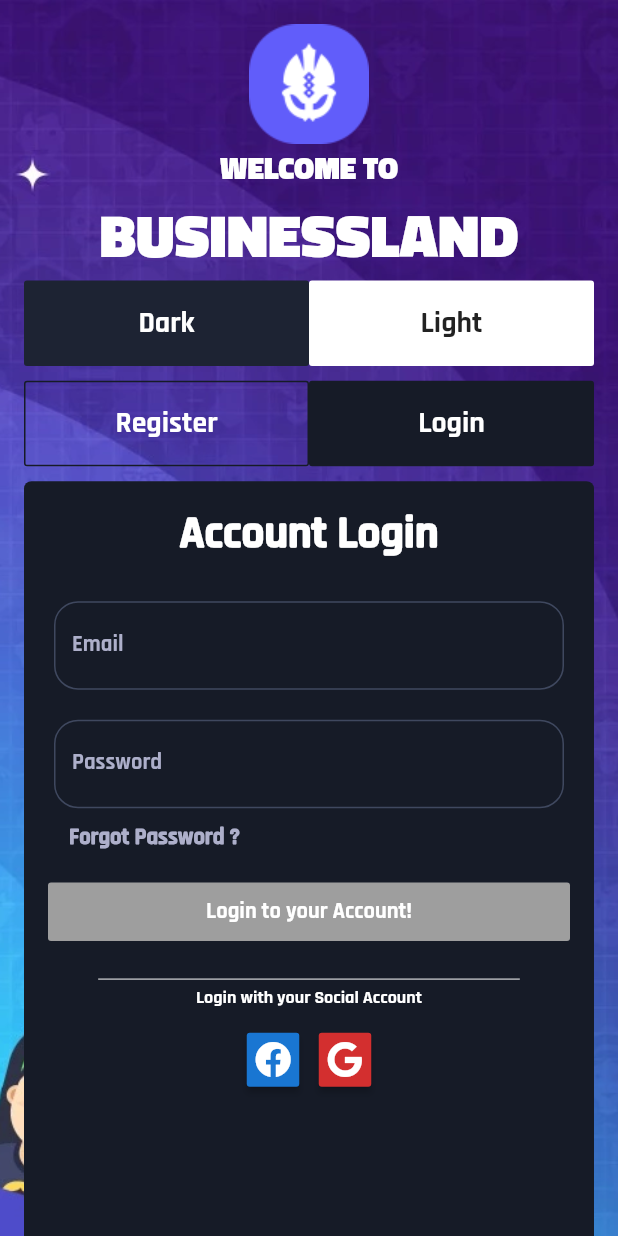
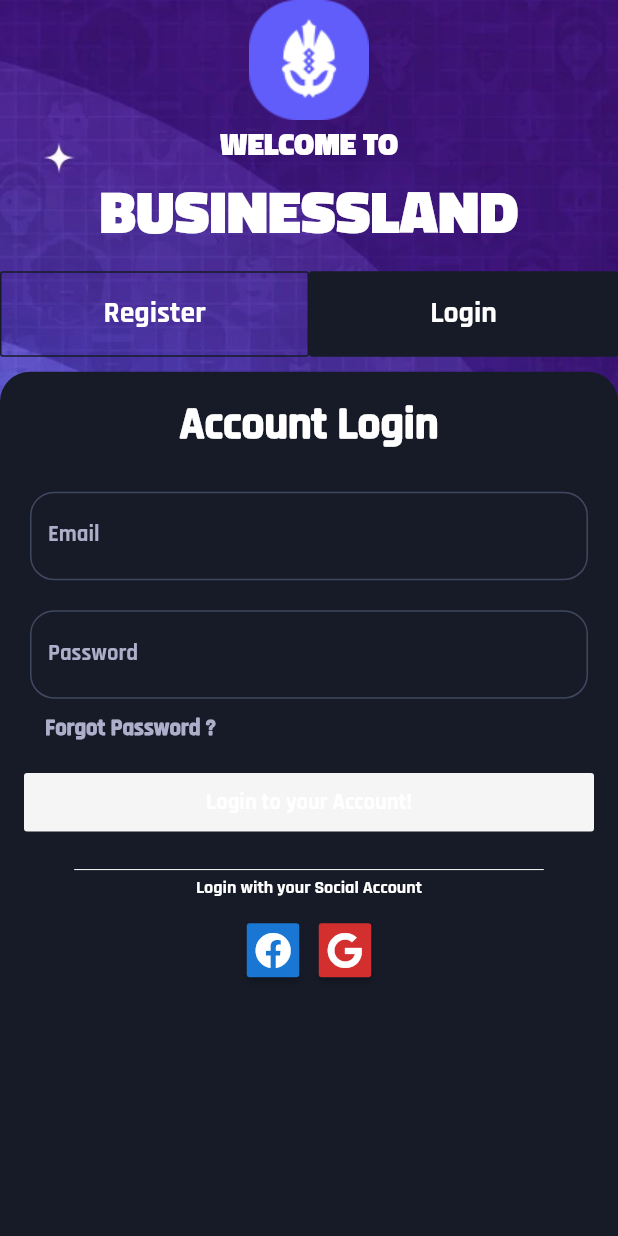
Before and after one commit to AhmedGrati/BusinessLandMobileApp, a Flutter app: the screen it shows after launch, on a phone screen of 412 x 824 dp. Run offline on Flutter 3.47's test engine with Material 2 defaults, Android fonts, the phone set to English and light mode, and no system bars; our stand-ins replace device_preview, flutter_signin_button, flutter_switch, fluttertoast, font_awesome_flutter, get_it and 2 more; generated files the repository leaves out were written again; statements that could not run were skipped.

```diff
--- a/lib/screens/auth_screen/auth_screen.dart
+++ b/lib/screens/auth_screen/auth_screen.dart
@@ -51,7 +51,7 @@ class _AuthScreenState extends State<AuthScreen>
           body: SafeArea(
             child: SingleChildScrollView(
                 child: Container(
-                  padding: EdgeInsets.all(16),
+
                   width: MediaQuery
                       .of(context)
                       .size
@@ -86,54 +86,54 @@ class _AuthScreenState extends State<AuthScreen>
                             fontSize: 40
                         ),
                       ),
-                      Row(
-                        mainAxisAlignment: MainAxisAlignment.center,
-                        children: <Widget>[
-                          Expanded(
-                            child: Container(
-                              child: FlatButton(
-                                onPressed: () {
-                                  modeBlock.mode = Mode.dark;
-                                },
-                                color: Color(0xff1D2333),
-                                child: Padding(
-                                  padding: const EdgeInsets.all(16.0),
-                                  child: Text(
-                                    'Dark',
-                                    style: TextStyle(
-                                      fontFamily: 'Rajdhani',
-                                        color: Colors.white,
-                                        fontSize: defaultSize*2,
-                                        fontWeight: FontWeight.bold
-                                    ),
-                                  ),
-                                ),
-                              ),
-                            ),
-                          ),
-                          Expanded(
-                            child: Container(
-                              child: FlatButton(
-                                onPressed: () {
-                                  modeBlock.mode = Mode.light;
-                                },
-                                color: Color(0xffffffff),
-                                child: Padding(
-                                  padding: const EdgeInsets.all(16.0),
-                                  child: Text(
-                                    'Light',
-                                    style: TextStyle(
-                                        fontFamily: 'Rajdhani',
-                                        fontWeight: FontWeight.bold,
-                                        fontSize: defaultSize*2
-                                    ),
-                                  ),
-                                ),
-                              ),
-                            ),
-                          ),
-                        ],
-                      ),
+//                      Row(
+//                        mainAxisAlignment: MainAxisAlignment.center,
+//                        children: <Widget>[
+//                          Expanded(
+//                            child: Container(
+//                              child: FlatButton(
+//                                onPressed: () {
+//                                  modeBlock.mode = Mode.dark;
+//                                },
+//                                color: Color(0xff1D2333),
+//                                child: Padding(
+//                                  padding: const EdgeInsets.all(16.0),
+//                                  child: Text(
+//                                    'Dark',
+//                                    style: TextStyle(
+//                                      fontFamily: 'Rajdhani',
+//                                        color: Colors.white,
+//                                        fontSize: defaultSize*2,
+//                                        fontWeight: FontWeight.bold
+//                                    ),
+//                                  ),
+//                                ),
+//                              ),
+//                            ),
+//                          ),
+//                          Expanded(
+//                            child: Container(
+//                              child: FlatButton(
+//                                onPressed: () {
+//                                  modeBlock.mode = Mode.light;
+//                                },
+//                                color: Color(0xffffffff),
+//                                child: Padding(
+//                                  padding: const EdgeInsets.all(16.0),
+//                                  child: Text(
+//                                    'Light',
+//                                    style: TextStyle(
+//                                        fontFamily: 'Rajdhani',
+//                                        fontWeight: FontWeight.bold,
+//                                        fontSize: defaultSize*2
+//                                    ),
+//                                  ),
+//                                ),
+//                              ),
+//                            ),
+//                          ),
+//                        ],
+//                      ),
                       SizedBox(
                         height: defaultSize,
                       ),
--- a/lib/screens/auth_screen/components/auth_card_widget.dart
+++ b/lib/screens/auth_screen/components/auth_card_widget.dart
@@ -4,21 +4,24 @@ class AuthCardWidget extends StatelessWidget {
   final Widget content;
   final double height;
   final Color color;
-  AuthCardWidget({this.content, this.height , this.color});
+
+  AuthCardWidget({this.content, this.height, this.color});
+
   @override
   Widget build(BuildContext context) {
     return Container(
-      height:  this.height,
+      height: this.height,
       decoration: BoxDecoration(
-          color: this.color,
-          borderRadius: BorderRadius.all(Radius.circular(5.0))
+        color: this.color,
+        borderRadius: BorderRadius.only(
+          topLeft: Radius.circular(20.0),
+          topRight: Radius.circular(20.0),
+        ),
       ),
       child: Column(
         mainAxisAlignment: MainAxisAlignment.start,
         crossAxisAlignment: CrossAxisAlignment.stretch,
-        children: <Widget>[
-          content
-        ],
+        children: <Widget>[content],
       ),
     );
   }
--- a/lib/screens/auth_screen/components/custom_auth_button.dart
+++ b/lib/screens/auth_screen/components/custom_auth_button.dart
@@ -17,7 +17,9 @@ class CustomAuthButton extends StatelessWidget {
         ),
         child: FlatButton(
               color: Color(0xff615dfa),
-              disabledColor: Colors.grey,
+              disabledColor: Colors.grey[100],
+              textColor: Colors.white,
+              disabledTextColor: Colors.grey[700],
               onPressed: pressFunction,
                 child: Padding(
                   padding: const EdgeInsets.all(10.0),
@@ -26,7 +28,6 @@ class CustomAuthButton extends StatelessWidget {
                     textAlign: TextAlign.center,
                     style: TextStyle(
                         fontFamily: 'Rajdhani',
-                        color: Colors.white,
                         fontWeight: FontWeight.bold,
                         fontSize: 15.0
                     ),
--- a/pubspec.yaml
+++ b/pubspec.yaml
@@ -38,7 +38,7 @@ dependencies:
   fluttertoast: ^7.0.4
   provider: ^4.3.2+2
   lite_rolling_switch: ^0.1.1
-  custom_switch: ^0.0.1
+  flutter_switch: ^0.1.1
   rxdart: ^0.24.1
 dev_dependencies:
   build_runner: ^1.10.1
```
Also changed, not shown: lib/generic_widgets/drawer_widget.dart (+54 -19 lines), lib/state_management_blocks/blocs/register_bloc/register_validation.dart (+7 -7 lines), pubspec.lock.
